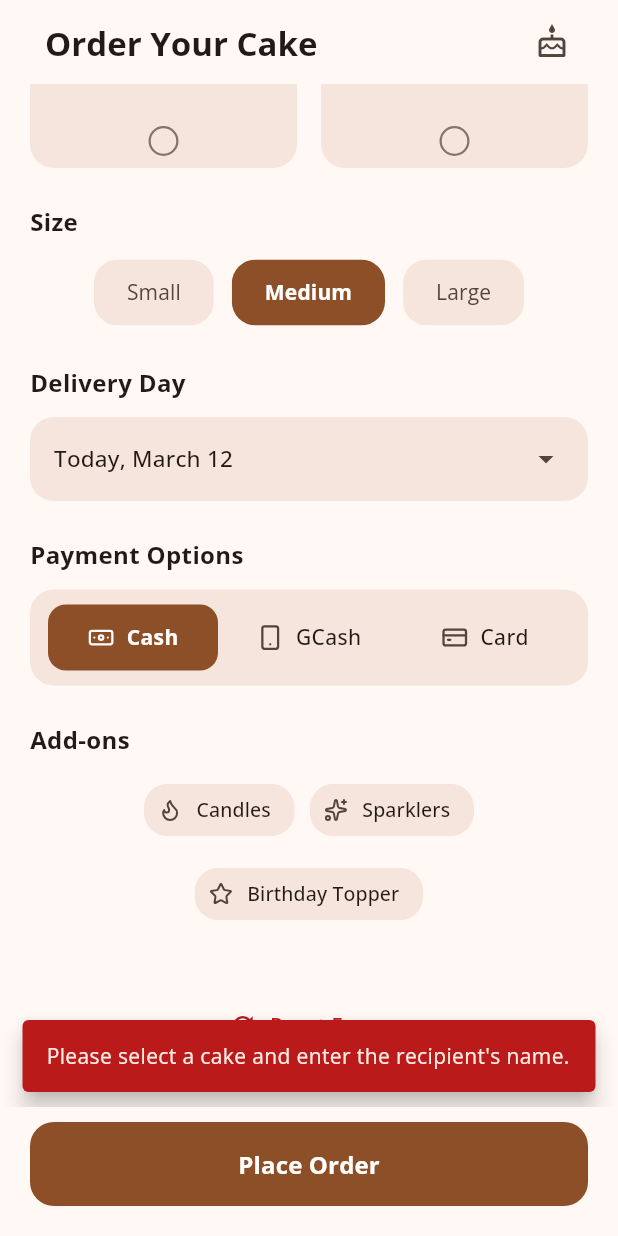
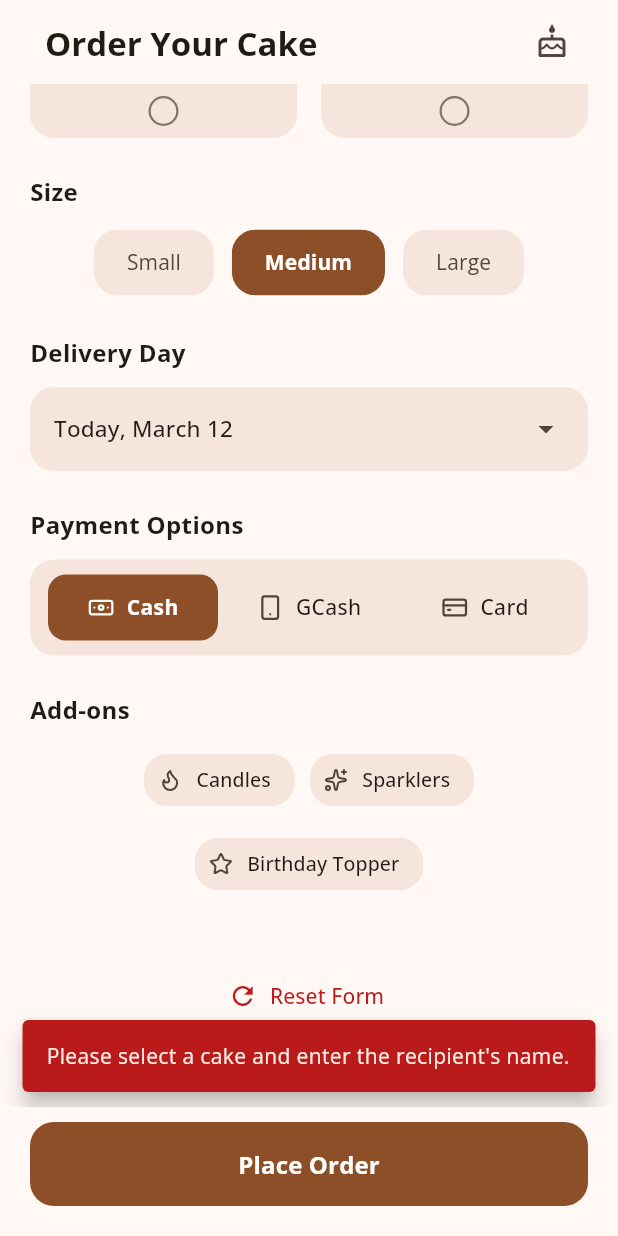
Before and after one commit to Markism-JA/MiniOrderingApp, a Flutter app: the screen it shows after launch, scrolled down 974 dp, after a tap on "Place Order", on a phone screen of 412 x 824 dp. Run offline on Flutter 3.47's test engine with Material 3 defaults, Android fonts, the phone set to English and light mode, and no system bars; drawn by our look-alikes of dynamic_color; our stand-ins replace device_preview, google_fonts, lucide_icons.

Commit message:
feat: responsive to larger screens

```diff
--- a/lib/main.dart
+++ b/lib/main.dart
@@ -177,7 +177,6 @@ class _OrderFormScreenState extends State<OrderFormScreen> {
   }
 
   void _placeOrder() {
-    // Basic Validation
     if (_nameController.text.trim().isEmpty || _selectedCake == null) {
       ScaffoldMessenger.of(context).showSnackBar(
         SnackBar(
@@ -191,7 +190,6 @@ class _OrderFormScreenState extends State<OrderFormScreen> {
       return;
     }
 
-    // Success Dialog
     showDialog(
       context: context,
       builder: (context) => AlertDialog(
@@ -204,8 +202,8 @@ class _OrderFormScreenState extends State<OrderFormScreen> {
         actions: [
           FilledButton(
             onPressed: () {
-              Navigator.pop(context); // Close dialog
-              _resetForm(); // Clear form for the next order
+              Navigator.pop(context);
+              _resetForm();
             },
             child: const Text("Awesome"),
           ),
@@ -219,9 +217,14 @@ class _OrderFormScreenState extends State<OrderFormScreen> {
     final isDark = Theme.of(context).brightness == Brightness.dark;
     final colorScheme = Theme.of(context).colorScheme;
 
+    final screenWidth = MediaQuery.of(context).size.width;
+    final isWideScreen = screenWidth > 700;
+    const double maxFormWidth = 650.0;
+
     return Scaffold(
       appBar: AppBar(
         titleSpacing: 30,
+        centerTitle: isWideScreen,
         title: const Text(
           "Order Your Cake",
           style: TextStyle(fontWeight: FontWeight.bold),
@@ -238,30 +241,24 @@ class _OrderFormScreenState extends State<OrderFormScreen> {
         ],
       ),
 
-      bottomNavigationBar: SafeArea(
+      bottomNavigationBar: isWideScreen
+          ? null
+          : SafeArea(
               child: Padding(
                 padding: const EdgeInsets.fromLTRB(20, 10, 20, 20),
-          child: SizedBox(
-            height: 56,
-            child: FilledButton(
-              onPressed: _placeOrder,
-              style: FilledButton.styleFrom(
-                shape: RoundedRectangleBorder(
-                  borderRadius: BorderRadius.circular(16),
-                ),
-              ),
-              child: const Text(
-                "Place Order",
-                style: TextStyle(fontSize: 16, fontWeight: FontWeight.bold),
-              ),
-            ),
-          ),
+                child: _buildPlaceOrderButton(),
               ),
             ),
 
       body: SafeArea(
+        child: Center(
+          child: ConstrainedBox(
+            constraints: const BoxConstraints(maxWidth: maxFormWidth),
             child: ListView(
-          padding: const EdgeInsets.symmetric(horizontal: 20.0, vertical: 10.0),
+              padding: const EdgeInsets.symmetric(
+                horizontal: 20.0,
+                vertical: 10.0,
+              ),
               children: [
                 RecipientDetail(
                   nameController: _nameController,
@@ -324,16 +321,44 @@ class _OrderFormScreenState extends State<OrderFormScreen> {
 
                 const SizedBox(height: 40),
 
+                if (isWideScreen) ...[
+                  _buildPlaceOrderButton(),
+                  const SizedBox(height: 20),
+                ],
+
                 Center(
                   child: TextButton.icon(
                     onPressed: _resetForm,
                     icon: const Icon(Icons.refresh, size: 20),
                     label: const Text("Reset Form"),
-                style: TextButton.styleFrom(foregroundColor: colorScheme.error),
+                    style: TextButton.styleFrom(
+                      foregroundColor: colorScheme.error,
                     ),
                   ),
-            const SizedBox(height: 20),
+                ),
+                const SizedBox(height: 40),
               ],
+            ),
+          ),
+        ),
+      ),
+    );
+  }
+
+  Widget _buildPlaceOrderButton() {
+    return SizedBox(
+      height: 56,
+      width: double.infinity,
+      child: FilledButton(
+        onPressed: _placeOrder,
+        style: FilledButton.styleFrom(
+          shape: RoundedRectangleBorder(
+            borderRadius: BorderRadius.circular(16),
+          ),
+        ),
+        child: const Text(
+          "Place Order",
+          style: TextStyle(fontSize: 16, fontWeight: FontWeight.bold),
         ),
       ),
     );
```
Lines whose indentation alone changed are shown as unchanged.
